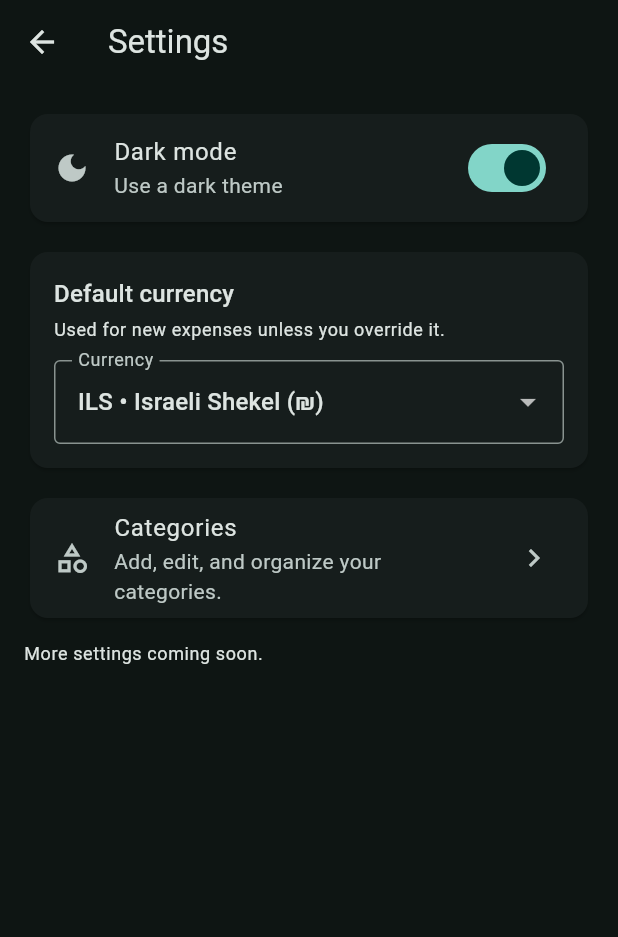
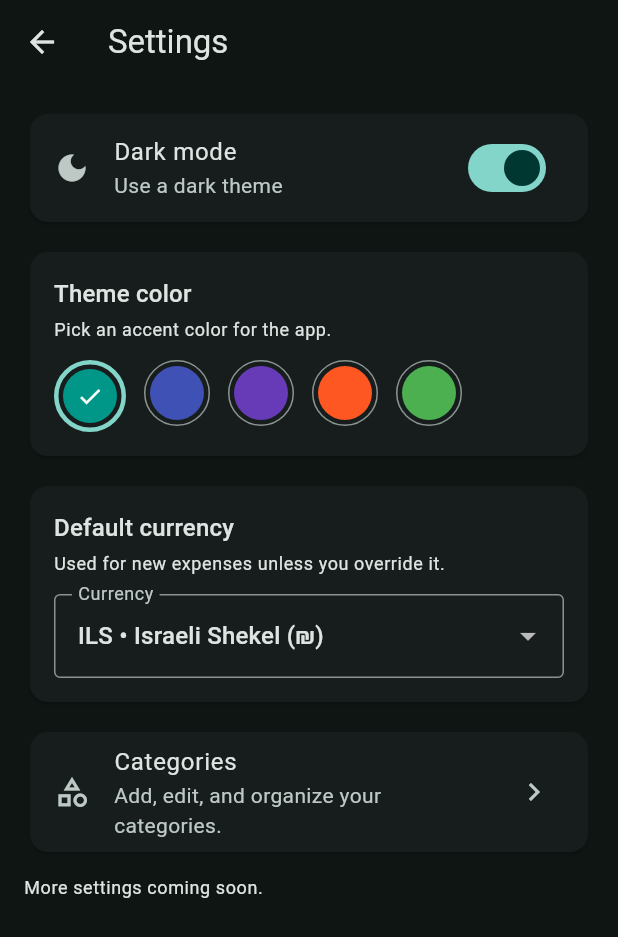
Before and after one commit to nwe2107/expense_tracker, a Flutter app: the SettingsPage screen opened directly, after a tap on "Dark mode", on a phone screen of 412 x 824 dp. Shown: the top 937 px of the screen. Run offline on Flutter 3.47's test engine with Material 3 defaults, Android fonts, the phone set to English and light mode, and no system bars; our stand-ins replace cloud_firestore, csv, firebase_auth, firebase_core, firebase_storage, fl_chart and 4 more; accounts and stored records are empty; generated files the repository leaves out were written again.

Commit message:
this resolves #24:adding themes

```diff
--- a/lib/main.dart
+++ b/lib/main.dart
@@ -11,16 +11,40 @@ Future<void> main() async {
   runApp(const MyApp());
 }
 
+class ThemeColorOption {
+  const ThemeColorOption(this.label, this.color);
+
+  final String label;
+  final Color color;
+}
+
 class ThemeController extends ChangeNotifier {
   ThemeMode _mode = ThemeMode.light;
+  Color _seedColor = Colors.teal;
 
   ThemeMode get mode => _mode;
   bool get isDarkMode => _mode == ThemeMode.dark;
+  Color get seedColor => _seedColor;
+  List<ThemeColorOption> get colorOptions => _colorOptions;
+
+  static const List<ThemeColorOption> _colorOptions = [
+    ThemeColorOption('Teal', Colors.teal),
+    ThemeColorOption('Indigo', Colors.indigo),
+    ThemeColorOption('Purple', Colors.deepPurple),
+    ThemeColorOption('Orange', Colors.deepOrange),
+    ThemeColorOption('Green', Colors.green),
+  ];
 
   void setDarkMode(bool value) {
     final nextMode = value ? ThemeMode.dark : ThemeMode.light;
     if (nextMode == _mode) return;
     _mode = nextMode;
+    notifyListeners();
+  }
+
+  void setSeedColor(Color color) {
+    if (color == _seedColor) return;
+    _seedColor = color;
     notifyListeners();
   }
 }
@@ -73,12 +97,14 @@ class _MyAppState extends State<MyApp> {
             themeMode: _themeController.mode,
             theme: ThemeData(
               useMaterial3: true,
-              colorScheme: ColorScheme.fromSeed(seedColor: Colors.teal),
+              colorScheme: ColorScheme.fromSeed(
+                seedColor: _themeController.seedColor,
+              ),
             ),
             darkTheme: ThemeData(
               useMaterial3: true,
               colorScheme: ColorScheme.fromSeed(
-                seedColor: Colors.teal,
+                seedColor: _themeController.seedColor,
                 brightness: Brightness.dark,
               ),
             ),
--- a/lib/pages/settings_page.dart
+++ b/lib/pages/settings_page.dart
@@ -37,6 +37,75 @@ class SettingsPage extends StatelessWidget {
               ),
               value: themeController.isDarkMode,
               onChanged: themeController.setDarkMode,
+            ),
+          ),
+          const SizedBox(height: 12),
+          Card(
+            child: Padding(
+              padding: const EdgeInsets.all(16),
+              child: Column(
+                crossAxisAlignment: CrossAxisAlignment.start,
+                children: [
+                  Text(
+                    'Theme color',
+                    style: theme.textTheme.titleMedium,
+                  ),
+                  const SizedBox(height: 4),
+                  Text(
+                    'Pick an accent color for the app.',
+                    style: theme.textTheme.bodySmall,
+                  ),
+                  const SizedBox(height: 12),
+                  Wrap(
+                    spacing: 12,
+                    runSpacing: 12,
+                    children: [
+                      for (final option in themeController.colorOptions)
+                        Semantics(
+                          button: true,
+                          selected:
+                              option.color == themeController.seedColor,
+                          label: option.label,
+                          child: InkWell(
+                            borderRadius: BorderRadius.circular(28),
+                            onTap: () =>
+                                themeController.setSeedColor(option.color),
+                            child: AnimatedContainer(
+                              duration: kThemeAnimationDuration,
+                              padding: const EdgeInsets.all(3),
+                              decoration: BoxDecoration(
+                                shape: BoxShape.circle,
+                                border: Border.all(
+                                  color: option.color ==
+                                          themeController.seedColor
+                                      ? theme.colorScheme.primary
+                                      : theme.dividerColor,
+                                  width:
+                                      option.color ==
+                                              themeController.seedColor
+                                          ? 3
+                                          : 1,
+                                ),
+                              ),
+                              child: CircleAvatar(
+                                radius: 18,
+                                backgroundColor: option.color,
+                                child: option.color ==
+                                        themeController.seedColor
+                                    ? const Icon(
+                                        Icons.check,
+                                        color: Colors.white,
+                                        size: 18,
+                                      )
+                                    : null,
+                              ),
+                            ),
+                          ),
+                        ),
+                    ],
+                  ),
+                ],
+              ),
             ),
           ),
           const SizedBox(height: 12),
```
